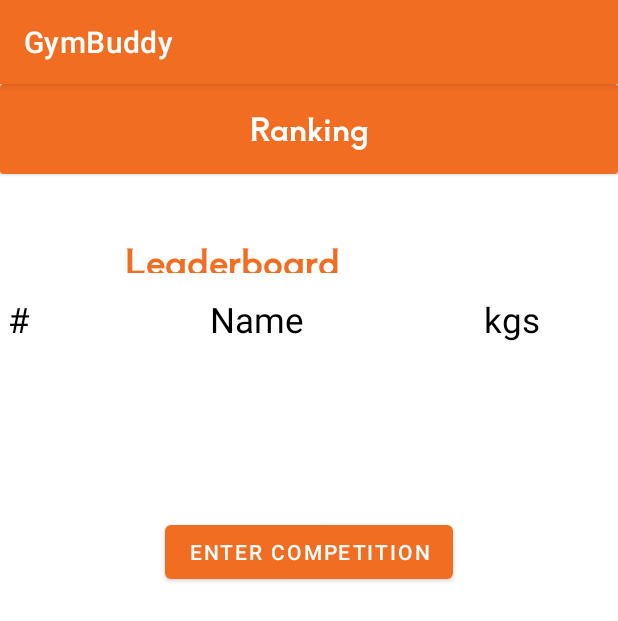
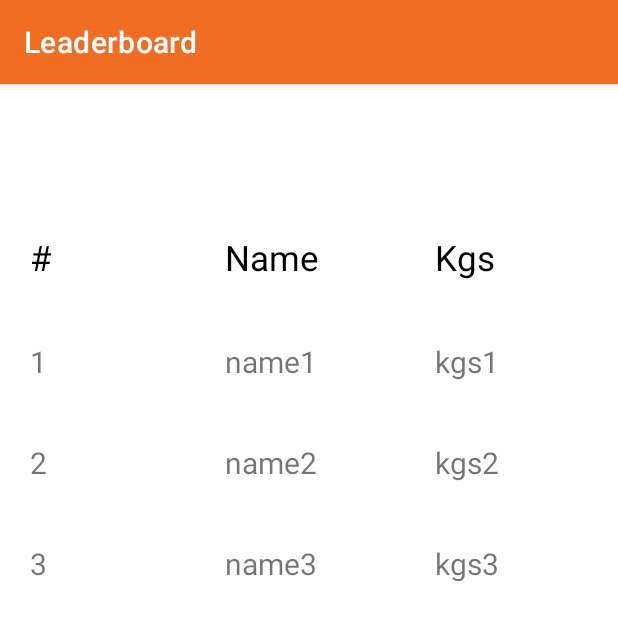
Before and after one commit to vasMil/GymBuddy, an Android app: the LeaderboardBoundary screen opened directly, with no data from a screen before it, on a phone screen of 412 x 824 dp. Shown: the top 621 px of the screen. Run offline under Robolectric (Android 15) with nearby library versions, the phone set to English and light mode, and no system bars; 2 statements that could not run were skipped.

Commit message:
leaderboard_boundary

```diff
--- /dev/null
+++ b/UI_kotlin/MyApplication/app/src/main/java/com/example/myapplication/Attempt.kt
@@ -0,0 +1,4 @@
+package com.example.myapplication
+
+class Attempt {
+}
--- a/UI_kotlin/MyApplication/app/src/main/java/com/example/myapplication/ChooseExerciseBoundary.kt
+++ b/UI_kotlin/MyApplication/app/src/main/java/com/example/myapplication/ChooseExerciseBoundary.kt
@@ -1,5 +1,6 @@
 package com.example.myapplication
 
+import android.content.Intent
 import android.graphics.Color
 import android.os.Bundle
 import android.view.ViewGroup
@@ -8,6 +9,7 @@ import android.widget.LinearLayout
 import androidx.appcompat.app.AppCompatActivity
 import androidx.core.view.marginTop
 import androidx.core.widget.NestedScrollView
+import java.io.Serializable
 
 class ChooseExerciseBoundary : AppCompatActivity() {
     private lateinit var exercises: Array<Exercise>
@@ -20,6 +22,7 @@ class ChooseExerciseBoundary : AppCompatActivity() {
     override fun onCreate(savedInstanceState: Bundle?) {
         super.onCreate(savedInstanceState)
         setContentView(R.layout.choose_exercise_boundary)
+
 
         this.category = intent.getSerializableExtra("category") as ExerciseCategory
         displayExercises()
@@ -45,7 +48,19 @@ class ChooseExerciseBoundary : AppCompatActivity() {
 
         btn.setTextColor(Color.parseColor("#F16D22"))
         layout.addView(btn)
+        btn.setOnClickListener {
+            intentLeaderboardBoundary(exercise)
+        }
+
+
         return btn
     }
 
+    private fun intentLeaderboardBoundary(exercise: Exercise) {
+        // Create the instance and move to it
+        val intent = Intent(this, LeaderboardBoundary::class.java)
+        intent.putExtra("exercise", exercise as Serializable)
+        startActivity(intent)
+    }
+
 }
--- a/UI_kotlin/MyApplication/app/src/main/java/com/example/myapplication/Leaderboard.kt
+++ b/UI_kotlin/MyApplication/app/src/main/java/com/example/myapplication/Leaderboard.kt
@@ -4,8 +4,5 @@ import androidx.appcompat.app.AppCompatActivity
 import android.os.Bundle
 
 class Leaderboard : AppCompatActivity() {
-    override fun onCreate(savedInstanceState: Bundle?) {
-        super.onCreate(savedInstanceState)
-        setContentView(R.layout.activity_leaderboard)
+
     }
-}
--- a/UI_kotlin/MyApplication/app/src/main/java/com/example/myapplication/LeaderboardBoundary.kt
+++ b/UI_kotlin/MyApplication/app/src/main/java/com/example/myapplication/LeaderboardBoundary.kt
@@ -1,20 +1,27 @@
 package com.example.myapplication
 
+import android.graphics.drawable.ColorDrawable
 import androidx.appcompat.app.AppCompatActivity
 import android.os.Bundle
 import android.widget.Button
 import android.widget.TableLayout
 import android.widget.TableRow
+import android.widget.TextView
 
 class LeaderboardBoundary : AppCompatActivity() {
-    lateinit var table: TableLayout
-    lateinit var t1: TableRow
-
-
 
     override fun onCreate(savedInstanceState: Bundle?) {
         super.onCreate(savedInstanceState)
-        t1 = TableRow (this)
+
         setContentView(R.layout.activity_leaderboard_boundary)
+        supportActionBar?.apply {
+            title = "Leaderboard"
+            setBackgroundDrawable(ColorDrawable(resources.getColor(R.color.main_color))
+            )
+        }
+        val exercise = intent.getSerializableExtra("exercise") as Exercise
+        val titleView = findViewById<TextView>(R.id.leaderboard_title_exercise)
+        titleView.text = exercise.name
+
     }
 }
--- a/UI_kotlin/MyApplication/app/src/main/res/layout/activity_leaderboard.xml
+++ /dev/null
@@ -1,9 +0,0 @@
-<?xml version="1.0" encoding="utf-8"?>
-<androidx.constraintlayout.widget.ConstraintLayout xmlns:android="http://schemas.android.com/apk/res/android"
-    xmlns:app="http://schemas.android.com/apk/res-auto"
-    xmlns:tools="http://schemas.android.com/tools"
-    android:layout_width="match_parent"
-    android:layout_height="match_parent"
-    tools:context=".Leaderboard">
-
-</androidx.constraintlayout.widget.ConstraintLayout>
--- a/UI_kotlin/MyApplication/app/src/main/res/layout/activity_leaderboard_boundary.xml
+++ b/UI_kotlin/MyApplication/app/src/main/res/layout/activity_leaderboard_boundary.xml
@@ -1,96 +1,172 @@
 <?xml version="1.0" encoding="utf-8"?>
-<LinearLayout xmlns:android="http://schemas.android.com/apk/res/android"
+<androidx.constraintlayout.widget.ConstraintLayout xmlns:android="http://schemas.android.com/apk/res/android"
     xmlns:app="http://schemas.android.com/apk/res-auto"
     xmlns:tools="http://schemas.android.com/tools"
     android:layout_width="wrap_content"
     android:layout_height="wrap_content"
-    android:gravity="center_horizontal"
     android:orientation="vertical">
 
-    <androidx.cardview.widget.CardView
-        android:layout_width="match_parent"
-        android:layout_height="60dp"
-        app:cardBackgroundColor="@color/main_color" >
-
-        <TextView
-            android:id="@+id/ranking"
-            android:layout_width="200dp"
-            android:layout_height="30dp"
-            android:layout_gravity="center"
-            android:fontFamily="@font/aoboshi_one_regular"
-            android:text="@string/ranking"
-            android:textAlignment="center"
-            android:textColor="@color/white"
-            android:textSize="20sp" />
-    </androidx.cardview.widget.CardView>
-
     <TextView
-        android:id="@+id/leaderboard"
-        android:layout_width="245dp"
-        android:layout_height="26dp"
-        android:layout_marginStart="83dp"
-        android:layout_marginLeft="90dp"
-        android:layout_marginTop="40dp"
-        android:layout_marginEnd="83dp"
-        android:layout_marginRight="83dp"
-        android:fontFamily="@font/aoboshi_one_regular"
-        android:text="@string/leaderboard"
-        android:textColor="@color/main_color"
-        android:textSize="23sp"
+        android:id="@+id/leaderboard_title_exercise"
+        android:layout_width="218dp"
+        android:layout_height="36dp"
+        android:layout_marginStart="26dp"
+        android:layout_marginTop="16dp"
+        android:layout_marginEnd="167dp"
+        android:textColor="@color/black"
+        android:textSize="20sp"
         app:layout_constraintEnd_toEndOf="parent"
+        app:layout_constraintHorizontal_bias="1.0"
         app:layout_constraintStart_toStartOf="parent"
         app:layout_constraintTop_toTopOf="parent" />
 
     <TableLayout
-        android:id="@+id/table"
-        android:layout_width="match_parent"
-        android:layout_height="match_parent"
-        android:layout_marginTop="10dp"
-        android:padding="5sp">
+        android:layout_width="411dp"
+        android:layout_height="328dp"
+        android:layout_marginTop="80dp"
+        android:layout_marginBottom="52dp"
+        app:layout_constraintBottom_toBottomOf="parent"
+        app:layout_constraintEnd_toEndOf="parent"
+        app:layout_constraintHorizontal_bias="0.0"
+        app:layout_constraintStart_toStartOf="parent"
+        app:layout_constraintTop_toTopOf="parent"
+        app:layout_constraintVertical_bias="0.0">
 
         <TableRow
-            android:id="@+id/t1"
-            android:layout_width="413dp"
+            android:layout_width="match_parent"
             android:layout_height="match_parent">
 
             <TextView
-                android:id="@+id/tr1"
+                android:id="@+id/textView6"
                 android:layout_width="wrap_content"
                 android:layout_height="wrap_content"
-                android:paddingRight="120sp"
+                android:width="130dp"
+                android:padding="20sp"
                 android:text="#"
-                android:textColor="@android:color/black"
-                android:textSize="23sp" />
+                android:textColor="@color/black"
+                android:textSize="23dp" />
 
             <TextView
-                android:id="@+id/tr2"
+                android:id="@+id/textView7"
                 android:layout_width="wrap_content"
                 android:layout_height="wrap_content"
-                android:paddingRight="120sp"
+                android:width="140dp"
+                android:padding="20sp"
                 android:text="Name"
-                android:textColor="@android:color/black"
-                android:textSize="23sp" />
+                android:textColor="@color/black"
+                android:textSize="23dp" />
 
             <TextView
-                android:id="@+id/tr3"
+                android:id="@+id/textView8"
                 android:layout_width="wrap_content"
                 android:layout_height="wrap_content"
-                android:paddingRight="120sp"
-                android:text="kgs"
-                android:textColor="@android:color/black"
-                android:textSize="23sp" />
+                android:width="137dp"
+                android:padding="20sp"
+                android:text="Kgs"
+                android:textColor="@color/black"
+                android:textSize="23dp" />
+        </TableRow>
+
+        <TableRow
+            android:layout_width="match_parent"
+            android:layout_height="match_parent">
+
+            <TextView
+                android:id="@+id/textView9"
+                android:layout_width="wrap_content"
+                android:layout_height="wrap_content"
+                android:width="130dp"
+                android:padding="20sp"
+                android:text="1"
+                android:textSize="20dp" />
+
+            <TextView
+                android:id="@+id/textView10"
+                android:layout_width="wrap_content"
+                android:layout_height="wrap_content"
+                android:width="140dp"
+                android:padding="20sp"
+                android:text="name1"
+                android:textSize="20dp" />
+
+            <TextView
+                android:id="@+id/textView11"
+                android:layout_width="wrap_content"
+                android:layout_height="wrap_content"
+                android:width="137dp"
+                android:padding="20sp"
+                android:text="kgs1"
+                android:textSize="20dp" />
 
         </TableRow>
 
+        <TableRow
+            android:layout_width="match_parent"
+            android:layout_height="match_parent">
+
+            <TextView
+                android:id="@+id/textView12"
+                android:layout_width="wrap_content"
+                android:layout_height="wrap_content"
+                android:width="130dp"
+                android:padding="20sp"
+                android:text="2"
+                android:textSize="20dp" />
+
+            <TextView
+                android:id="@+id/textView13"
+                android:layout_width="wrap_content"
+                android:layout_height="wrap_content"
+                android:width="140dp"
+                android:padding="20sp"
+                android:text="name2"
+                android:textSize="20dp" />
+
+            <TextView
+                android:id="@+id/textView14"
+                android:layout_width="wrap_content"
+                android:layout_height="wrap_content"
+                android:width="137dp"
+                android:padding="20sp"
+                android:text="kgs2"
+                android:textSize="20dp" />
+        </TableRow>
+
+        <TableRow
+            android:layout_width="match_parent"
+            android:layout_height="match_parent">
+
+            <TextView
+                android:id="@+id/textView37"
+                android:layout_width="wrap_content"
+                android:layout_height="wrap_content"
+                android:width="130dp"
+                android:padding="20sp"
+                android:text="3"
+                android:textSize="20dp" />
+
+            <TextView
+                android:id="@+id/textView38"
+                android:layout_width="wrap_content"
+                android:layout_height="wrap_content"
+                android:width="140dp"
+                android:padding="20sp"
+                android:text="name3"
+                android:textSize="20dp" />
+
+            <TextView
+                android:id="@+id/textView39"
+                android:layout_width="wrap_content"
+                android:layout_height="wrap_content"
+                android:width="137dp"
+                android:padding="20sp"
+                android:textSize="20dp"
+                android:text="kgs3" />
+        </TableRow>
+
+
+
     </TableLayout>
 
-    <Button
-        android:id="@+id/b1"
-        android:layout_width="wrap_content"
-        android:layout_height="wrap_content"
-        android:layout_marginTop="110dp"
-        android:onClick="onClick"
-        android:text="@string/entercomp" />
 
-
-</LinearLayout>
+</androidx.constraintlayout.widget.ConstraintLayout>
--- a/UI_kotlin/MyApplication/app/src/main/res/values/strings.xml
+++ b/UI_kotlin/MyApplication/app/src/main/res/values/strings.xml
@@ -75,4 +75,5 @@
     <string name="entercomp">Enter Competition</string>
 
 
+
 </resources>
```
